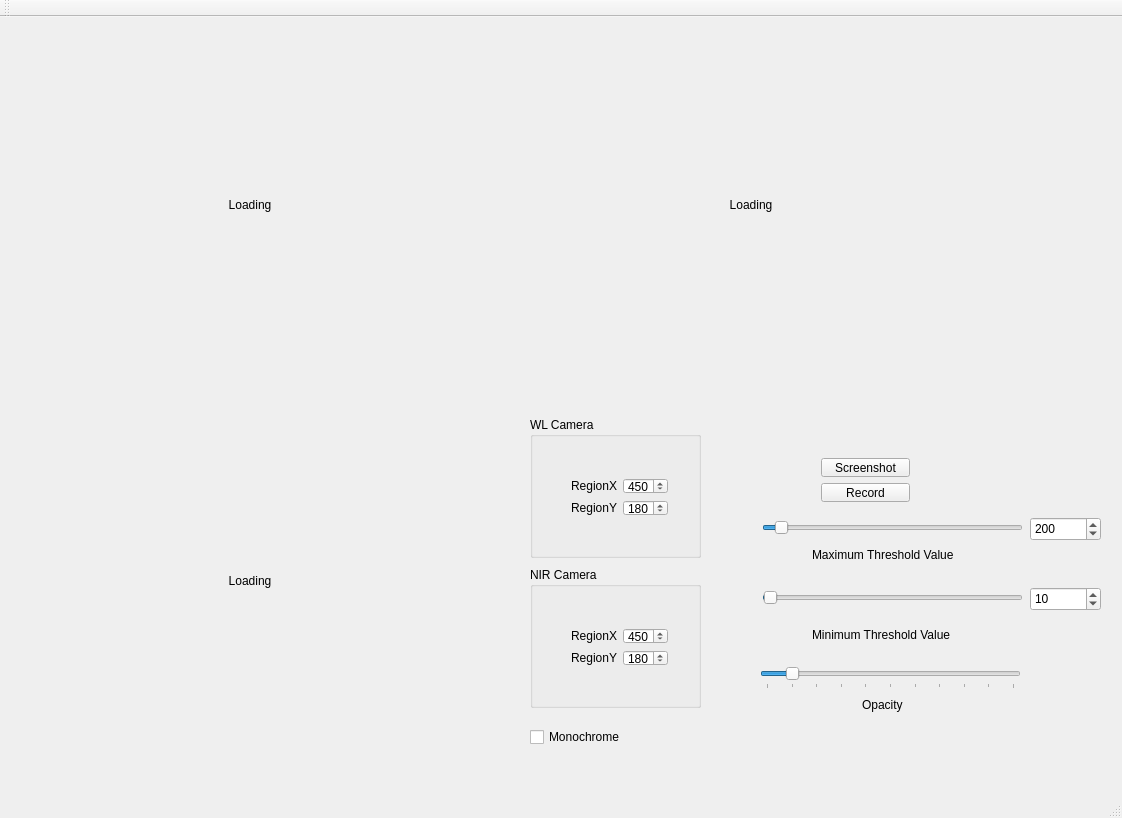
Solid-Sponge/MultiChannelViewer, file multichannelviewer.ui: the form before one commit.
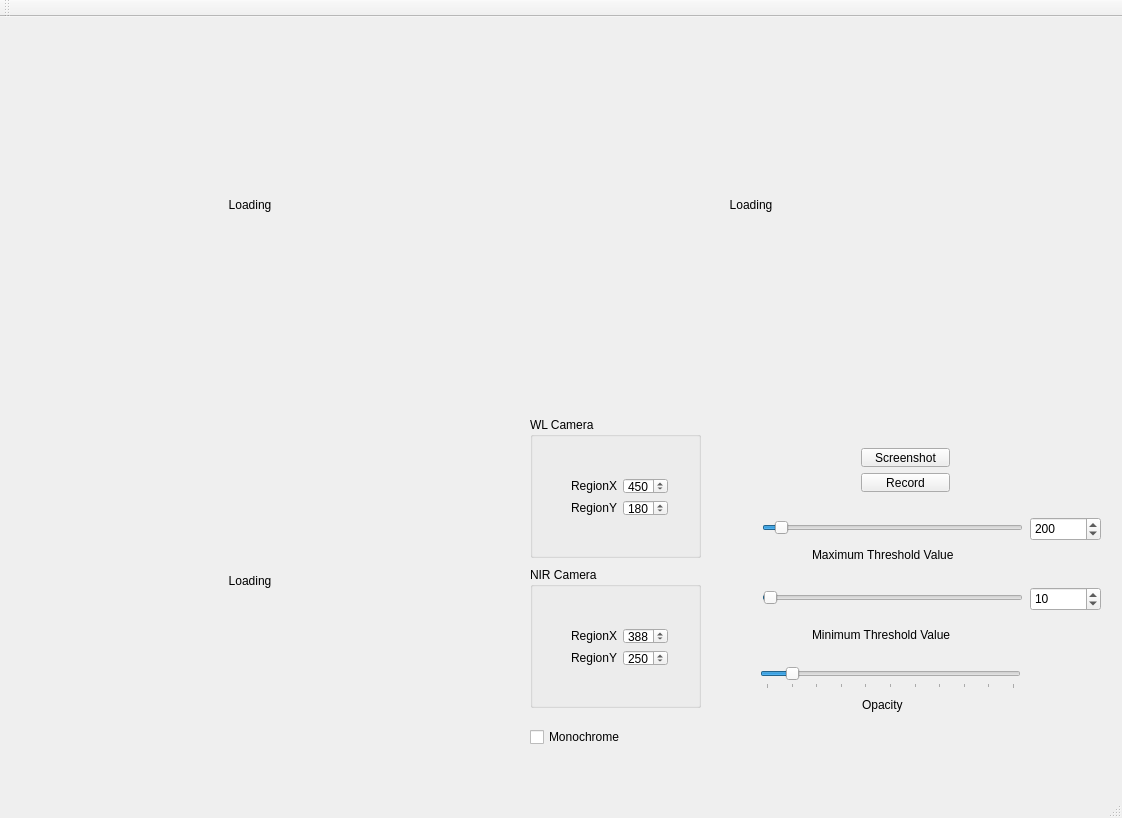
The form after the commit.

The edit to the form file:
```diff
--- a/multichannelviewer.ui
+++ b/multichannelviewer.ui
@@ -324,7 +324,7 @@
          <number>748</number>
         </property>
         <property name="value">
-         <number>450</number>
+         <number>388</number>
         </property>
        </widget>
       </item>
@@ -341,7 +341,7 @@
          <number>558</number>
         </property>
         <property name="value">
-         <number>180</number>
+         <number>250</number>
         </property>
        </widget>
       </item>
@@ -351,8 +351,8 @@
    <widget class="QWidget" name="">
     <property name="geometry">
      <rect>
-      <x>810</x>
-      <y>430</y>
+      <x>850</x>
+      <y>420</y>
       <width>111</width>
       <height>66</height>
      </rect>
```
